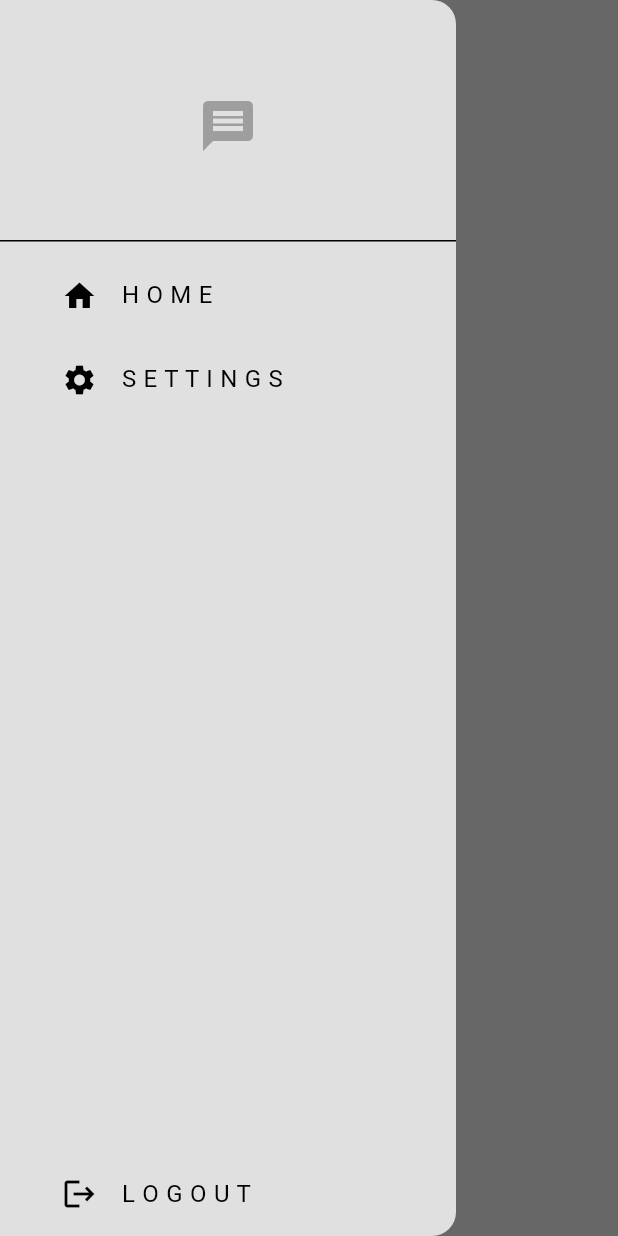
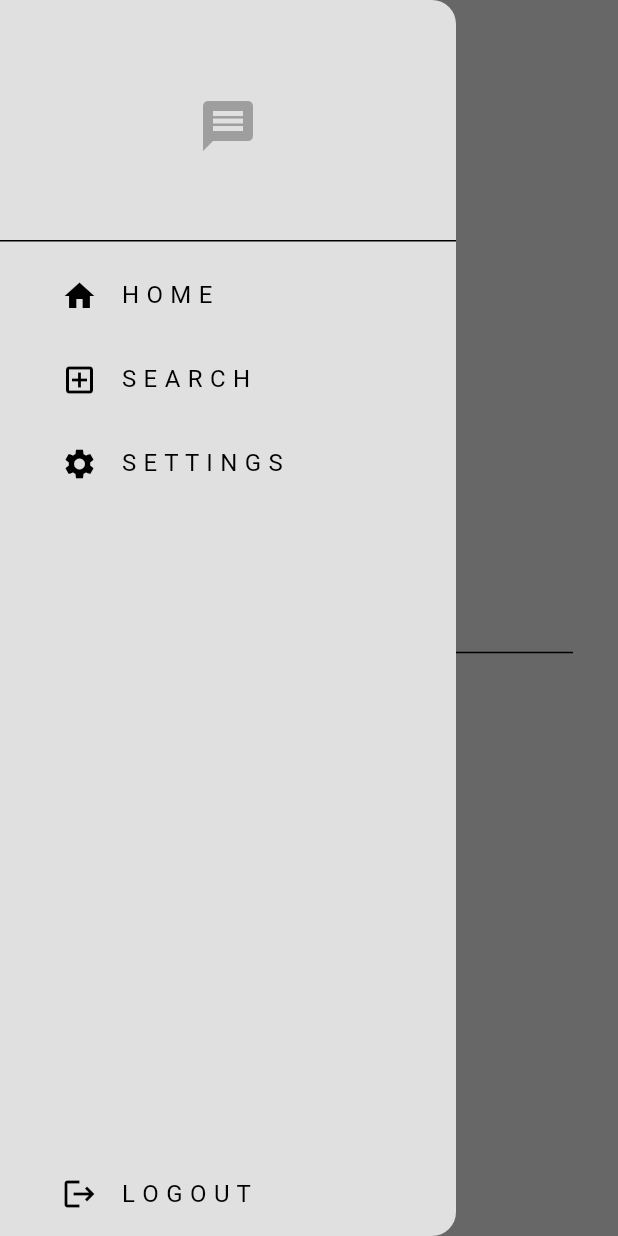
Before and after one commit to GIGI-QUEEN/messenger, a Flutter app: the screen it shows once a user with an empty profile is signed in, with the side drawer open, on a phone screen of 412 x 824 dp. Run offline on Flutter 3.47's test engine with Material 3 defaults, Android fonts, the phone set to English and light mode, and no system bars; our stand-ins replace cloud_firestore, firebase_auth, firebase_core, local_auth; accounts and stored records are empty; network calls fail.

Commit message:
user search done, add contact done

```diff
--- a/lib/components/my_drawer.dart
+++ b/lib/components/my_drawer.dart
@@ -1,5 +1,6 @@
 import 'package:flutter/material.dart';
 
+import '../pages/search_page.dart';
 import '../services/auth/auth_service.dart';
 import '../pages/settings_page.dart';
 
@@ -45,6 +46,24 @@ class MyDrawer extends StatelessWidget {
                   ),
                 ),
 
+                // search list tile
+                Padding(
+                  padding: const EdgeInsets.only(left: 25.0),
+                  child: ListTile(
+                    title: const Text('S E A R C H'),
+                    leading: const Icon(Icons.add_box_outlined),
+                    onTap: () {
+                      // navigate to search page
+                      Navigator.push(
+                        context,
+                        MaterialPageRoute(
+                          builder: (context) => SearchPage(),
+                        ),
+                      );
+                    },
+                  ),
+                ),
+
                 // settings list tile
                 Padding(
                   padding: const EdgeInsets.only(
--- a/lib/pages/chat_page.dart
+++ b/lib/pages/chat_page.dart
@@ -62,6 +62,7 @@ class _ChatPageState extends State<ChatPage> {
 
   // scroll controller
   final ScrollController _scrollController = ScrollController();
+
   void scrollDown() {
     _scrollController.animateTo(
       _scrollController.position.maxScrollExtent,
--- a/lib/pages/home_page.dart
+++ b/lib/pages/home_page.dart
@@ -1,3 +1,5 @@
+import 'dart:developer';
+
 import 'package:flutter/material.dart';
 import 'package:secure_messenger/services/auth/auth_service.dart';
 import 'package:secure_messenger/services/chat/chat_service.dart';
@@ -24,7 +26,42 @@ class HomePage extends StatelessWidget {
         foregroundColor: Colors.grey,
       ),
       drawer: const MyDrawer(),
-      body: _buildUserList(),
+      body: Column(children: [
+        const SizedBox(height: 20),
+
+        // user's contact list
+        const Text(
+          'CONTACTS',
+          style: TextStyle(
+            fontWeight: FontWeight.bold,
+          ),
+        ),
+        const SizedBox(height: 30),
+        Expanded(
+          child: _buildContactList(),
+        ),
+
+        const Padding(
+          padding: EdgeInsets.only(
+            bottom: 30.0,
+            left: 30,
+            right: 30,
+          ),
+          child: Divider(),
+        ),
+
+        // all users
+        const Text(
+          'ALL USERS',
+          style: TextStyle(
+            fontWeight: FontWeight.bold,
+          ),
+        ),
+        const SizedBox(height: 30),
+        Expanded(
+          child: _buildUserList(),
+        ),
+      ]),
     );
   }
 
@@ -33,6 +70,8 @@ class HomePage extends StatelessWidget {
     return StreamBuilder(
       stream: _chatService.getUsersStream(),
       builder: (context, snapshot) {
+        log('Snapshot Data in getUsersStream: ${snapshot.data}');
+
         // error
         if (snapshot.hasError) {
           return const Text('Error');
@@ -53,10 +92,63 @@ class HomePage extends StatelessWidget {
     );
   }
 
+  // build a list of contacts except for the current logged in user
+  Widget _buildContactList() {
+    return StreamBuilder(
+      stream:
+          _chatService.getContactsStream(_authService.getCurrentUser()!.uid),
+      builder: (context, snapshot) {
+        log('Snapshot Data in getContactsStream: ${snapshot.data}');
+
+        // error
+        if (snapshot.hasError) {
+          return const Text('Error');
+        }
+
+        // loading
+        if (snapshot.connectionState == ConnectionState.waiting) {
+          return const Text('Loading...');
+        }
+
+        // return list view
+        return ListView(
+          children: snapshot.data!
+              .map<Widget>(
+                  (userData) => _buildContactListItem(userData, context))
+              .toList(),
+        );
+      },
+    );
+  }
+
   // build individual list tile for user
   Widget _buildUserListItem(
       Map<String, dynamic> userData, BuildContext context) {
     // display all user except current user
+    if (userData['uid'] != _authService.getCurrentUser()!.uid) {
+      log('userData: $userData');
+      return UserTile(
+        text: userData['email'],
+        onTap:
+            // tapped on a user -> go to chat page
+            () => Navigator.push(
+                context,
+                MaterialPageRoute(
+                  builder: (context) => ChatPage(
+                    receiverEmail: userData['email'],
+                    receiverID: userData['uid'],
+                  ),
+                )),
+      );
+    } else {
+      return Container();
+    }
+  }
+
+  // build individual list tile for user
+  Widget _buildContactListItem(
+      Map<String, dynamic> userData, BuildContext context) {
+    // display all users except current user
     if (userData['email'] != _authService.getCurrentUser()!.email) {
       return UserTile(
         text: userData['email'],
```
Also changed, not shown: lib/pages/login_page.dart (+13 -1 lines), lib/pages/search_page.dart (added, +144 -0 lines), lib/services/chat/chat_service.dart (+64 -0 lines), 1 other file.
